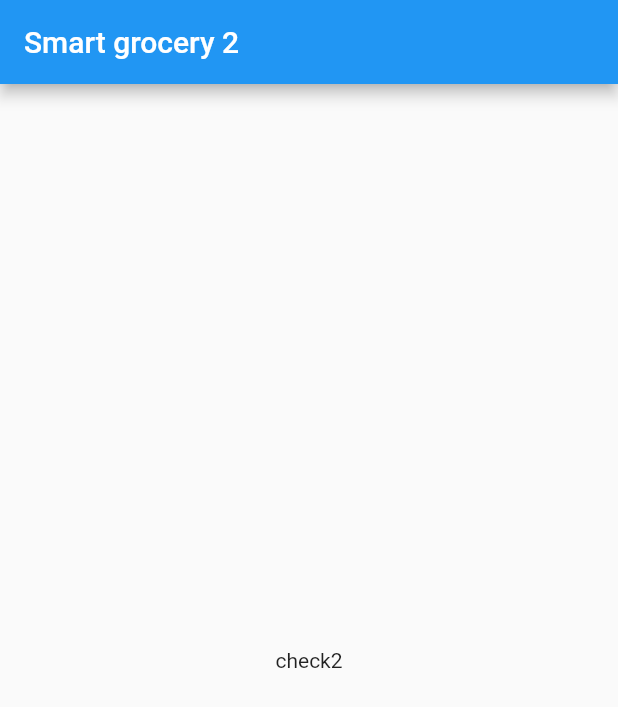
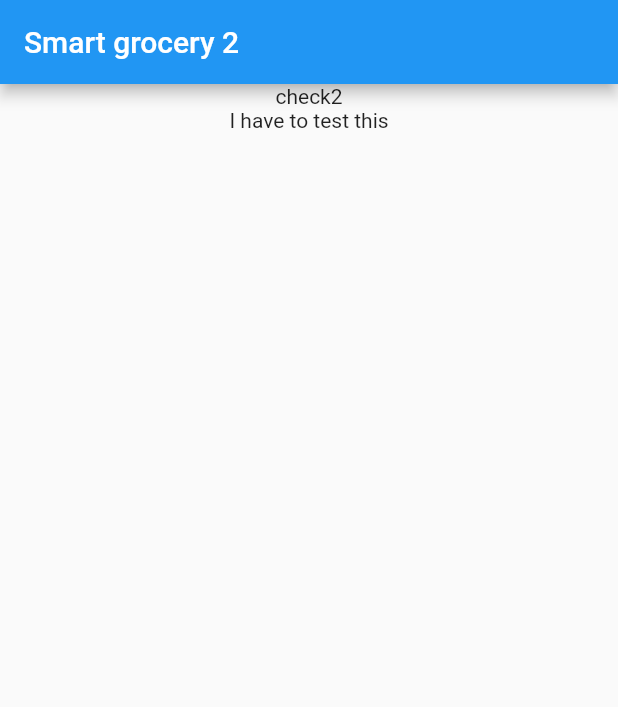
Before and after one commit to sajibnor/Smart_Grocery, a Flutter app: the screen it shows after launch, on a phone screen of 412 x 824 dp. Shown: the top 707 px of the screen. Run offline on Flutter 3.47's test engine with Material 2 defaults, Android fonts, the phone set to English and light mode, and no system bars.

Commit message:
added text

```diff
--- a/lib/main.dart
+++ b/lib/main.dart
@@ -31,8 +31,15 @@ class _MyHomePageState extends State<MyHomePage> {
         appBar: AppBar(
           title: Text("Smart grocery 2"),
         ),
-        body: Center(
-          child: Text("check2"),
+        body: Column(
+          children: [
+            Center(
+              child: Text("check2"),
+            ),
+            Center(
+              child: Text("I have to test this"),
+            )
+          ],
         ));
   }
 }
```
